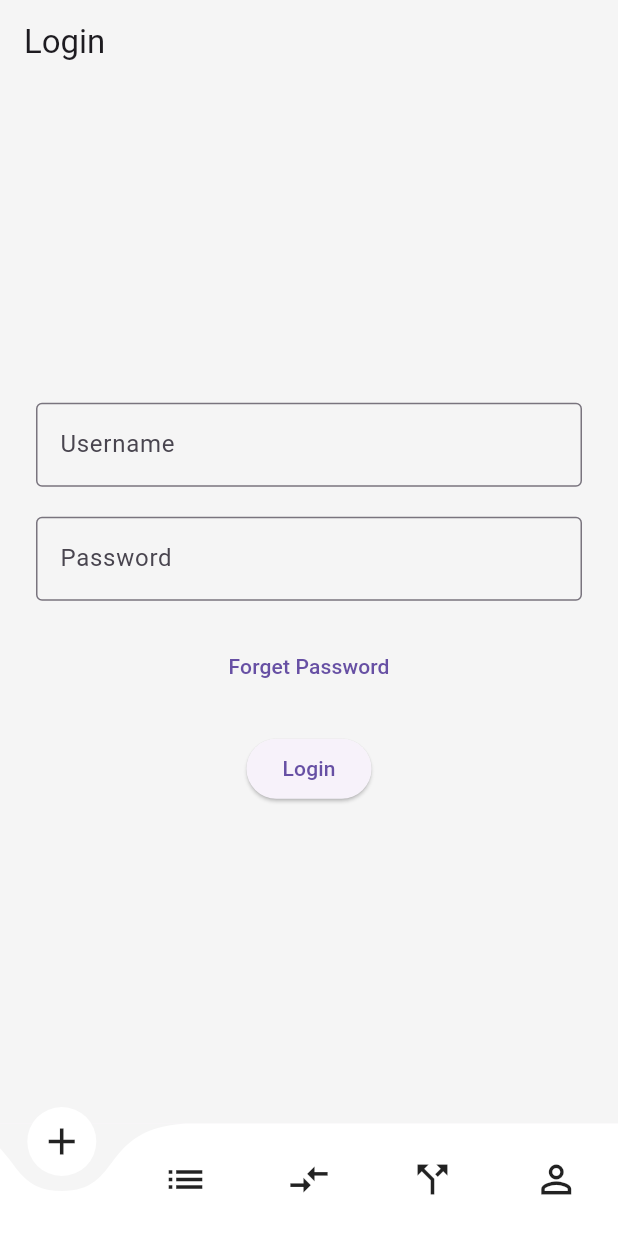
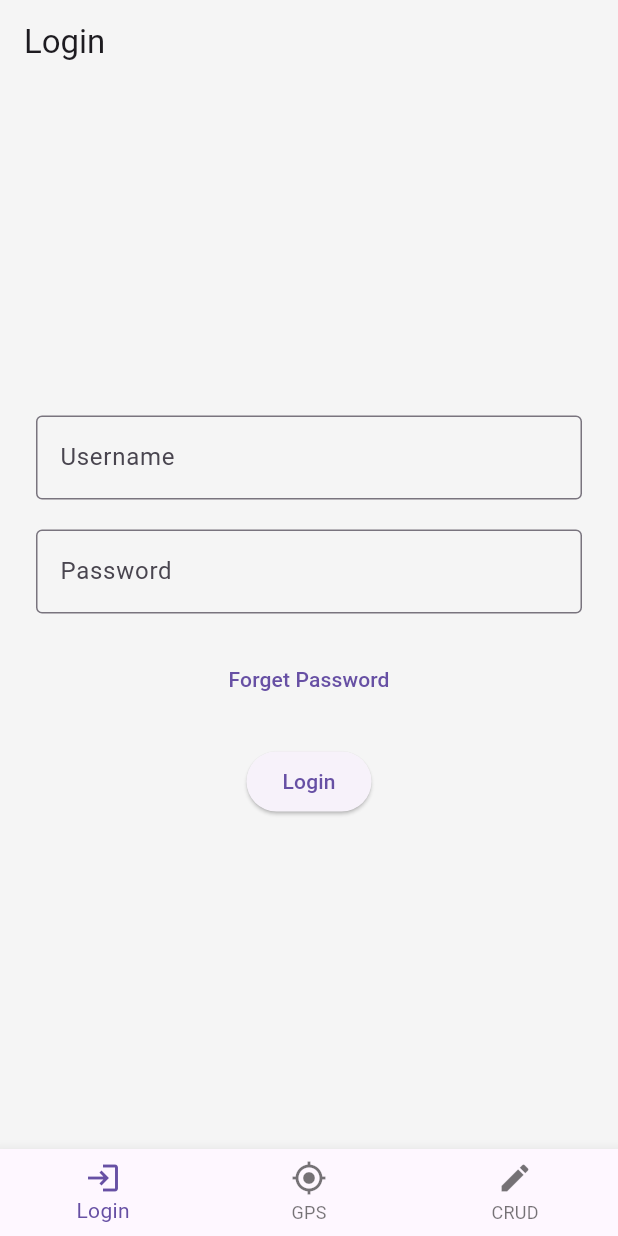
Before and after one commit to Timothydaniel/learning-flutter, a Flutter app: the screen it shows after launch, on a phone screen of 412 x 824 dp. Run offline on Flutter 3.47's test engine with Material 3 defaults, Android fonts, the phone set to English and light mode, and no system bars; drawn by our look-alikes of curved_navigation_bar; our stand-ins replace geocoding, permission_handler; missing offline and left inert: trust_location.

Commit message:
Implemented a BottomNavigationBar and separated the navigation logic for each item.
Added a BottomNavigationBar to the application.

Separated navigation logic for each BottomNavigationBar item to enhance modularity and maintainability.

```diff
--- /dev/null
+++ b/devtools_options.yaml
@@ -0,0 +1,3 @@
+description: This file stores settings for Dart & Flutter DevTools.
+documentation: https://docs.flutter.dev/tools/devtools/extensions#configure-extension-enablement-states
+extensions:
--- /dev/null
+++ b/lib/bottom_navigation_bar.dart
@@ -0,0 +1,33 @@
+import 'package:flutter/material.dart';
+
+class CustomBottomNavigationBar extends StatelessWidget {
+  final int currentIndex;
+  final Function(int) onTap;
+
+  const CustomBottomNavigationBar({super.key,
+    required this.currentIndex,
+    required this.onTap,
+  });
+
+  @override
+  Widget build(BuildContext context) {
+    return BottomNavigationBar(
+      currentIndex: currentIndex,
+      onTap: onTap,
+      items: const <BottomNavigationBarItem>[
+        BottomNavigationBarItem(
+          icon: Icon(Icons.login),
+          label: 'Login',
+        ),
+        BottomNavigationBarItem(
+          icon: Icon(Icons.gps_fixed),
+          label: 'GPS',
+        ),
+        BottomNavigationBarItem(
+          icon: Icon(Icons.edit),
+          label: 'CRUD',
+        ),
+      ],
+    );
+  }
+}
--- a/lib/login.dart
+++ b/lib/login.dart
@@ -1,7 +1,6 @@
 import 'package:flutter/material.dart';
-import 'package:curved_navigation_bar/curved_navigation_bar.dart';
-import 'package:flutter/foundation.dart';
 import 'home.dart';
+import 'bottom_navigation_bar.dart';
 
 class LoginPage extends StatefulWidget {
   const LoginPage({super.key});
@@ -14,7 +13,6 @@ class _LoginPageState extends State<LoginPage> {
   final _formKey = GlobalKey<FormState>();
   String _username = 'admin';
   String _password = '123';
-  final GlobalKey<CurvedNavigationBarState> _bottomNavigationKey = GlobalKey();
 
   void _validateAndLogin() {
     if (_formKey.currentState!.validate()) {
@@ -22,26 +20,23 @@ class _LoginPageState extends State<LoginPage> {
       if (_username == 'admin' && _password == '123') {
         _navigateToHome();
       } else {
-        if (kDebugMode) {
-          print('Login gagal');
-        }
+        debugPrint('Login gagal');
       }
     }
   }
 
   void _navigateToHome() {
-    if (kDebugMode) {
-      print('Login berhasil');
+    debugPrint('Login berhasil');
     Navigator.push(
       context,
       MaterialPageRoute(builder: (context) => const Home()), // Navigate to Home page on successful login
     );
   }
-  }
 
   @override
   Widget build(BuildContext context) {
     return Scaffold(
+      resizeToAvoidBottomInset: false, // Add this line to prevent the keyboard from causing overflow
       appBar: AppBar(
         title: const Text('Login'),
         backgroundColor: Colors.grey[100],
@@ -54,33 +49,16 @@ class _LoginPageState extends State<LoginPage> {
             key: _formKey,
             child: Column(
               mainAxisAlignment: MainAxisAlignment.center,
+              mainAxisSize: MainAxisSize.min, // Add this line to the Column widget to prevent overflow
               children: <Widget>[
-                TextFormField(
-                  decoration: const InputDecoration(
+                _buildTextFormField(
                   labelText: 'Username',
-                    border: OutlineInputBorder(),
-                  ),
-                  validator: (value) {
-                    if (value == null || value.isEmpty) {
-                      return 'Please enter your username';
-                    }
-                    return null;
-                  },
                   onSaved: (value) => _username = value!,
                 ),
                 const SizedBox(height: 20),
-                TextFormField(
-                  decoration: const InputDecoration(
+                _buildTextFormField(
                   labelText: 'Password',
-                    border: OutlineInputBorder(),
-                  ),
                   obscureText: true,
-                  validator: (value) {
-                    if (value == null || value.isEmpty) {
-                      return 'Please enter your password';
-                    }
-                    return null;
-                  },
                   onSaved: (value) => _password = value!,
                 ),
                 const SizedBox(height: 20),
@@ -100,22 +78,43 @@ class _LoginPageState extends State<LoginPage> {
           ),
         ),
       ),
-      bottomNavigationBar: CurvedNavigationBar(
-        color: Colors.white,
-        buttonBackgroundColor: Colors.white,
-        backgroundColor: Colors.grey[100]!,
-        animationCurve: Curves.easeInOut,
-        animationDuration: const Duration(milliseconds: 500),
-        key: _bottomNavigationKey,
-        index: 0,
-        items: const <Widget>[
-          Icon(Icons.add, size: 30),
-          Icon(Icons.list, size: 30),
-          Icon(Icons.compare_arrows, size: 30),
-          Icon(Icons.call_split, size: 30),
-          Icon(Icons.perm_identity, size: 30),
-        ],
+      bottomNavigationBar: CustomBottomNavigationBar(
+        currentIndex: 0,
+        onTap: (index) {
+          if (index == 0) {
+            Navigator.push(
+              context,
+              MaterialPageRoute(builder: (context) => const LoginPage()),
+            );
+          } else if (index == 1) {
+            Navigator.push(
+              context,
+              MaterialPageRoute(builder: (context) => const Home()),
+            );
+          }
+        },
       ),
     );
   }
+
+  Widget _buildTextFormField({
+    required String labelText,
+    bool obscureText = false,
+    required FormFieldSetter<String> onSaved,
+  }) {
+    return TextFormField(
+      decoration: InputDecoration(
+        labelText: labelText,
+        border: const OutlineInputBorder(),
+      ),
+      obscureText: obscureText,
+      validator: (value) {
+        if (value == null || value.isEmpty) {
+          return 'Please enter your $labelText';
         }
+        return null;
+      },
+      onSaved: onSaved,
+    );
+  }
+}
```
Also changed, not shown: lib/home.dart (+20 -3 lines). Lines whose indentation alone changed are shown as unchanged.
